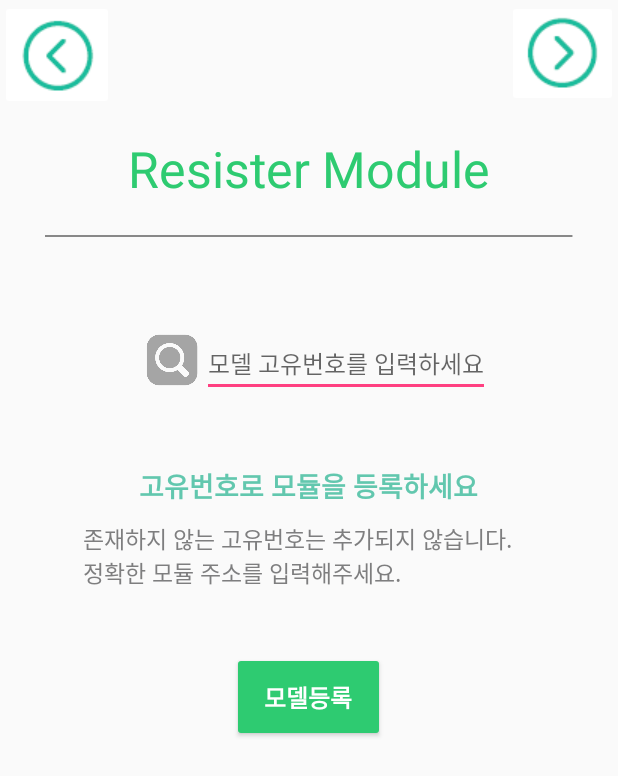
After one commit to KimMyeongSeop/PlantCommunity, an Android app: the Resister_rpi screen opened directly, with no data from a screen before it, on a phone screen of 412 x 824 dp. The commit adds this screen. Shown: the top 776 px of the screen. Run offline under Robolectric (Android 15) with nearby library versions, the phone set to English and light mode, and no system bars.

Commit message:
app UI 9완성중

```diff
--- a/app/src/main/AndroidManifest.xml
+++ b/app/src/main/AndroidManifest.xml
@@ -31,6 +31,12 @@
             android:name="org.androidtown.myapplication.Register_pic"
             android:theme="@style/Theme.AppCompat.DayNight.Dialog">
         </activity>
+        <activity
+            android:name="org.androidtown.myapplication.Resister_rpi">
+        </activity>
+        <activity
+            android:name="org.androidtown.myapplication.Myplant">
+        </activity>
     </application>
 
     <uses-permission android:name="android.permission.WRITE_EXTERNAL_STORAGE"/>
--- /dev/null
+++ b/app/src/main/java/org/androidtown/myapplication/Resister_rpi.java
@@ -0,0 +1,46 @@
+package org.androidtown.myapplication;
+
+import android.content.Intent;
+import android.os.Bundle;
+import android.support.v7.app.AppCompatActivity;
+import android.view.View;
+import android.widget.Button;
+import android.widget.EditText;
+import android.widget.ImageButton;
+
+/**
+ * Created by MS on 2017-01-21.
+ */
+public class Resister_rpi extends AppCompatActivity {
+    ImageButton next;
+    ImageButton back;
+    EditText enter_model;
+    Button resist;
+
+    @Override
+    protected void onCreate(Bundle savedInstanceState) {
+        super.onCreate(savedInstanceState);
+        setContentView(R.layout.register_rpi);
+
+        next=(ImageButton)findViewById(R.id.imageButton10);
+        back=(ImageButton)findViewById(R.id.imageButton9);
+        enter_model=(EditText)findViewById(R.id.modelnum);
+        resist=(Button)findViewById(R.id.btn_resist);
+
+        next.setOnClickListener(new View.OnClickListener() {
+            @Override
+            public void onClick(View view) {
+                Intent intent=new Intent(getApplicationContext(),Myplant.class);
+                startActivity(intent);
+            }
+        });
+
+        back.setOnClickListener(new View.OnClickListener() {
+            @Override
+            public void onClick(View view) {
+                finish();
+            }
+        });
+
+    }
+}
--- a/app/src/main/res/layout/log_in.xml
+++ b/app/src/main/res/layout/log_in.xml
@@ -11,7 +11,7 @@
         android:id="@+id/textView2"
         android:autoText="false"
         android:textSize="@dimen/abc_action_bar_stacked_max_height"
-        android:textColor="@color/abc_search_url_text"
+        android:textColor="#FF2ECB71"
         android:layout_marginTop="61dp"
         android:layout_alignParentTop="true"
         android:layout_centerHorizontal="true" />
@@ -110,7 +110,8 @@
         android:text="Log in"
         android:id="@+id/button3"
         android:layout_below="@+id/linearLayout6"
-        android:layout_centerHorizontal="true" />
+        android:layout_centerHorizontal="true"
+        android:layout_marginTop="30dp" />
 
     <ImageButton
         android:layout_width="wrap_content"
--- /dev/null
+++ b/app/src/main/res/layout/register_rpi.xml
@@ -0,0 +1,117 @@
+<?xml version="1.0" encoding="utf-8"?>
+<RelativeLayout xmlns:android="http://schemas.android.com/apk/res/android"
+    android:orientation="vertical" android:layout_width="match_parent"
+    android:layout_height="match_parent">
+
+    <ImageButton
+        android:layout_width="wrap_content"
+        android:layout_height="wrap_content"
+        android:id="@+id/imageButton9"
+        android:src="@drawable/last_button"
+        android:backgroundTint="#ffffff"
+        android:layout_alignParentTop="true"
+        android:layout_alignParentStart="true"
+        android:layout_alignParentLeft="true"
+        android:layout_marginLeft="0dp"
+        android:layout_marginTop="0dp" />
+
+    <ImageButton
+        android:layout_width="wrap_content"
+        android:layout_height="wrap_content"
+        android:id="@+id/imageButton10"
+        android:src="@drawable/next_button"
+        android:adjustViewBounds="false"
+        android:backgroundTint="#ffffff"
+        android:layout_gravity="right"
+        android:layout_marginLeft="620dp"
+        android:layout_alignParentTop="true"
+        android:layout_alignParentEnd="true" />
+
+    <TextView
+        android:layout_width="wrap_content"
+        android:layout_height="wrap_content"
+        android:textAppearance="?android:attr/textAppearanceLarge"
+        android:text="Resister Module"
+        android:id="@+id/maintext"
+        android:textSize="33dp"
+        android:textColor="#FF2ECB71"
+        android:layout_gravity="center_horizontal"
+        android:layout_alignParentTop="true"
+        android:layout_centerHorizontal="true"
+        android:layout_marginTop="90dp" />
+
+    <ImageView
+        android:layout_width="wrap_content"
+        android:layout_height="wrap_content"
+        android:id="@+id/imageView8"
+        android:src="@drawable/line"
+        android:layout_marginRight="30dp"
+        android:layout_marginLeft="30dp"
+        android:layout_below="@+id/maintext"
+        android:layout_centerHorizontal="true"
+        android:layout_marginTop="20dp" />
+
+    <TextView
+        android:layout_width="wrap_content"
+        android:layout_height="wrap_content"
+        android:textAppearance="?android:attr/textAppearanceLarge"
+        android:text="고유번호로 모듈을 등록하세요"
+        android:id="@+id/textView11"
+        android:textSize="18dp"
+        android:textColor="#62c7ae"
+        android:layout_gravity="center_horizontal"
+        android:textStyle="bold"
+        android:layout_marginTop="150dp"
+        android:layout_below="@+id/imageView8"
+        android:layout_centerHorizontal="true" />
+
+    <TextView
+        android:layout_width="wrap_content"
+        android:layout_height="wrap_content"
+        android:textAppearance="?android:attr/textAppearanceLarge"
+        android:text="존재하지 않는 고유번호는 추가되지 않습니다. 정확한 모듈 주소를 입력해주세요."
+        android:id="@+id/textView12"
+        android:textSize="15dp"
+        android:textColor="#7e7e7f"
+        android:layout_gravity="center_horizontal"
+        android:layout_below="@+id/textView11"
+        android:layout_alignEnd="@+id/imageView8"
+        android:layout_alignStart="@+id/imageView8"
+        android:layout_marginLeft="25dp"
+        android:layout_marginRight="25dp"
+        android:layout_marginTop="10dp" />
+
+    <Button
+        android:layout_width="102dp"
+        android:layout_height="60dp"
+        android:text="모델등록"
+        android:id="@+id/btn_resist"
+        android:backgroundTint="#2ecb71"
+        android:textSize="16dp"
+        android:textStyle="bold"
+        android:textColor="#ffffff"
+        android:layout_marginTop="42dp"
+        android:layout_below="@+id/textView12"
+        android:layout_centerHorizontal="true" />
+
+    <EditText
+        android:layout_width="wrap_content"
+        android:layout_height="wrap_content"
+        android:id="@+id/modelnum"
+        android:hint="모델 고유번호를 입력하세요"
+        android:layout_marginTop="60dp"
+        android:textIsSelectable="false"
+        android:textSize="16sp"
+        android:layout_below="@+id/imageView8"
+        android:layout_alignEnd="@+id/maintext" />
+
+    <ImageView
+        android:layout_width="40dp"
+        android:layout_height="40dp"
+        android:id="@+id/imageView9"
+        android:src="@drawable/serch"
+        android:tint="#a5a5a5"
+        android:layout_alignTop="@+id/modelnum"
+        android:layout_toStartOf="@+id/modelnum" />
+
+</RelativeLayout>
--- a/app/src/main/res/layout/sign_up.xml
+++ b/app/src/main/res/layout/sign_up.xml
@@ -11,7 +11,7 @@
         android:id="@+id/textView2"
         android:autoText="false"
         android:textSize="@dimen/abc_action_bar_stacked_max_height"
-        android:textColor="@color/abc_search_url_text"
+        android:textColor="#FF2ECB71"
         android:layout_marginTop="61dp"
         android:layout_alignParentTop="true"
         android:layout_centerHorizontal="true" />
--- a/app/src/main/res/layout/sign_up_info.xml
+++ b/app/src/main/res/layout/sign_up_info.xml
@@ -31,14 +31,14 @@
         android:text="I am"
         android:id="@+id/textView8"
         android:autoText="false"
-        android:textSize="@dimen/abc_action_button_min_width_overflow_material"
-        android:textColor="@color/abc_search_url_text"
+        android:textSize="38dp"
+        android:textColor="#FF2ECB71"
         android:layout_gravity="center_horizontal"
         android:layout_below="@+id/imageButton5"
         android:layout_centerHorizontal="true" />
 
     <ImageView
-        android:layout_width="wrap_content"
+        android:layout_width="200dp"
         android:layout_height="wrap_content"
         android:id="@+id/imageView6"
         android:src="@drawable/empty_user"
```
Also changed, not shown: app/src/main/java/org/androidtown/myapplication/Myplant.java (added, +41 -0 lines), app/src/main/java/org/androidtown/myapplication/Signupinfo.java (+4 -4 lines), app/src/main/res/layout/activity_main.xml (+4 -3 lines), app/src/main/res/layout/myplant.xml (added, +67 -0 lines), app/src/main/res/layout/sign_up_plant.xml (+6 -5 lines), app/src/main/res/values/menu_arr.xml (added, +9 -0 lines), app/src/main/res/drawable/line.PNG (added), app/src/main/res/drawable/serch.png (added).
